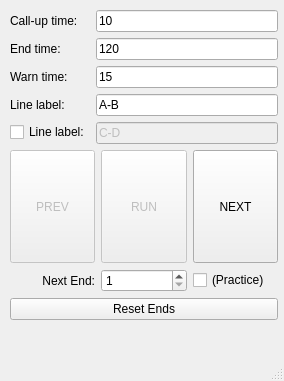
Above: TimerControlBox.ui from steveicarus/archery-timer before the change. Below: the same form after it.
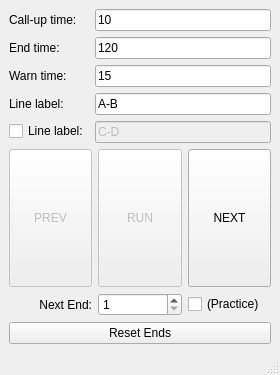
That is the form after the change.

Commit message: Make windows better handle resizing.

```diff
--- a/TimerControlBox.ui
+++ b/TimerControlBox.ui
@@ -6,8 +6,8 @@
    <rect>
     <x>0</x>
     <y>0</y>
-    <width>284</width>
-    <height>381</height>
+    <width>280</width>
+    <height>375</height>
    </rect>
   </property>
   <property name="sizePolicy">
@@ -20,15 +20,8 @@
    <string>Archery Timer Control Box</string>
   </property>
   <widget class="QWidget" name="centralwidget">
-   <widget class="QWidget" name="verticalLayoutWidget">
-    <property name="geometry">
-     <rect>
-      <x>10</x>
-      <y>10</y>
-      <width>268</width>
-      <height>310</height>
-     </rect>
-    </property>
+   <layout class="QGridLayout" name="gridLayout">
+    <item row="0" column="0">
     <layout class="QVBoxLayout" name="verticalLayout">
      <item>
       <layout class="QFormLayout" name="formLayout">
@@ -264,7 +257,8 @@
       </widget>
      </item>
     </layout>
-   </widget>
+    </item>
+   </layout>
   </widget>
   <widget class="QMenuBar" name="menubar">
    <property name="geometry">
```
Left out of the diff: 2 changed lines with no effect on the pictures. Lines whose indentation alone changed are shown as unchanged. The commit also changes 1 other file.
